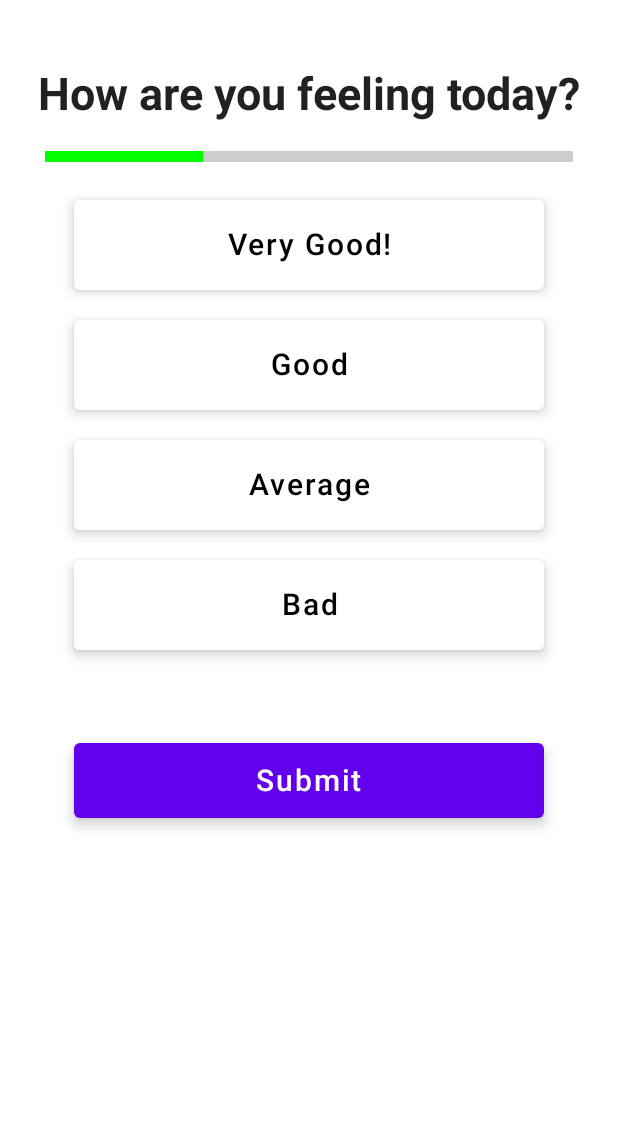
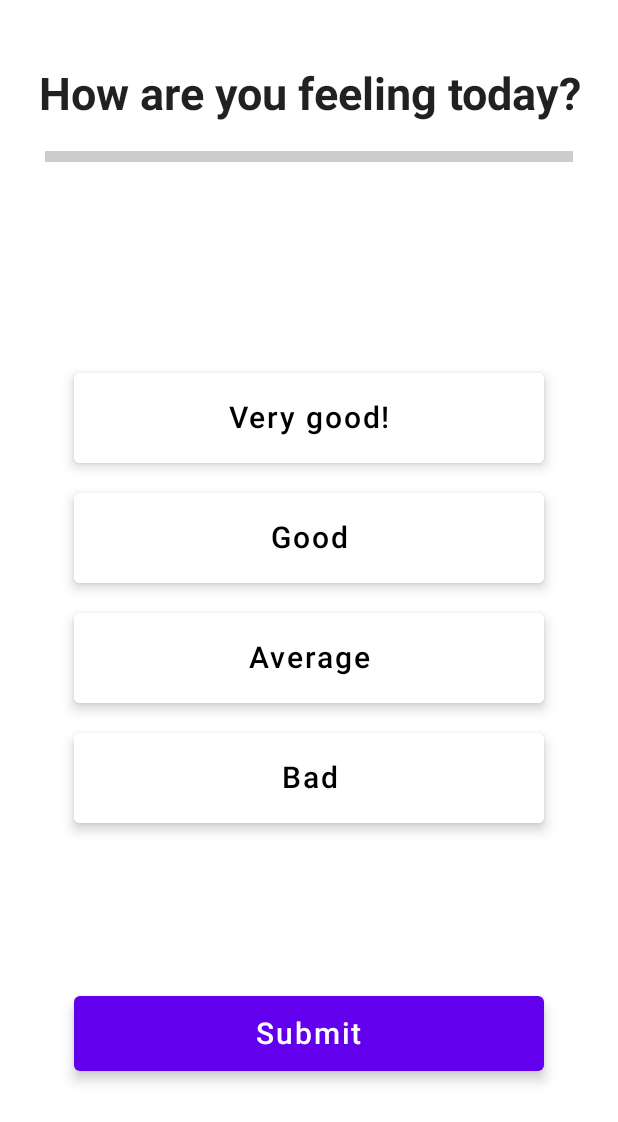
Before and after one commit to KrzysztofKarpala/CrewVitalApp, an Android app built with Jetpack Compose: the screen it shows after launch (MainActivity), after a tap on "Start", on a phone screen of 412 x 824 dp. Shown: the top 1122 px of the screen. Run offline under Robolectric (Android 15) with nearby library versions, the phone set to English and light mode, and no system bars.

Commit message:
Question and answer change

```diff
--- a/app/src/main/java/com/pl/agh/kkarpala/crewvitalapp/composables/QuestionPage.kt
+++ b/app/src/main/java/com/pl/agh/kkarpala/crewvitalapp/composables/QuestionPage.kt
@@ -26,26 +26,41 @@ fun QuestionPage(navController: NavController, questionId: Int){
     Surface() {
         Column(
             modifier = Modifier
+            .fillMaxSize(),
+            horizontalAlignment = Alignment.CenterHorizontally,
+            verticalArrangement = Arrangement.Top
+        ) {
+            Text("${currentQuestion.question}", fontSize = 30.sp, fontWeight = FontWeight.Bold, modifier = Modifier.padding(top = 45.dp, bottom = 20.dp), textAlign = TextAlign.Center)
+            CustomLinearProgressBar(questionId-1)
+        }
+        Column(
+            modifier = Modifier
                 .fillMaxSize(),
-            horizontalAlignment = Alignment.CenterHorizontally
+            horizontalAlignment = Alignment.CenterHorizontally,
+            verticalArrangement = Arrangement.Center
         ){
-            Text("${currentQuestion.question}", fontSize = 30.sp, fontWeight = FontWeight.Bold, modifier = Modifier.padding(top = 45.dp, bottom = 20.dp))
-            CustomLinearProgressBar()
-            Answers()
+            Answers(currentQuestion.answers)
             Spacer(modifier = Modifier.padding(3.dp))
+        }
+        Column(
+            modifier = Modifier
+                .fillMaxSize(),
+            horizontalAlignment = Alignment.CenterHorizontally,
+            verticalArrangement = Arrangement.Bottom
+        ) {
             if(questionId == questionList.size){
                 SubmitBtn(navController = navController, Screen.OpenQuestionPage.withArgs(1))
             }
             else{
                 SubmitBtn(navController = navController, Screen.QuestionPage.withArgs(questionId + 1))
-
             }
+            Spacer(modifier = Modifier.padding(50.dp))
         }
     }
 }
 
 @Composable
-private fun CustomLinearProgressBar(){
+private fun CustomLinearProgressBar(progress: Int){
     Column(modifier = Modifier.fillMaxWidth()) {
         LinearProgressIndicator(
             modifier = Modifier
@@ -54,13 +69,13 @@ private fun CustomLinearProgressBar(){
                 .padding(start = 30.dp, end = 30.dp),
             backgroundColor = Color.LightGray,
             color = Color.Green,
-            progress = 0.3f
+            progress = progress/8f
         )
     }
 }
 
 @Composable
-private fun Answers(answers: List<String> = listOf("Very Good!", "Good", "Average", "Bad")){
+private fun Answers(answers: List<String>){
 
     var selectedOption by remember { mutableStateOf("")}
     val onSelectionChange = { text : String -> selectedOption = text}
--- a/app/src/main/java/com/pl/agh/kkarpala/crewvitalapp/data/Constants.kt
+++ b/app/src/main/java/com/pl/agh/kkarpala/crewvitalapp/data/Constants.kt
@@ -10,37 +10,37 @@ object Constants {
         val question1 = Question(
             1,
             "How are you feeling today?",
-            "Very good!",
+            listOf("Very good!",
             "Good",
             "Average",
-            "Bad"
+            "Bad")
         )
         questionsList.add(question1)
         val question2 = Question(
             2,
             "What is your favourite number?",
-            "1",
-            "3",
-            "7",
-            "9"
+            listOf("1",
+                "3",
+                "7",
+                "9")
         )
         questionsList.add(question2)
         val question3 = Question(
             3,
             "What is the weather today?",
-            "Sunny",
-            "Rainy",
-            "Foggy",
-            "Cloudy"
+            listOf("Cloudy",
+                "Foggy",
+                "Rainy",
+                "Sunny")
         )
         questionsList.add(question3)
         val question4 = Question(
             4,
             "What is your favourite color?",
-            "Blue",
-            "Green",
-            "Red",
-            "Yellow"
+            listOf("Blue",
+                "Green",
+                "Red",
+                "Yellow")
         )
         questionsList.add(question4)
         return questionsList
--- a/app/src/main/java/com/pl/agh/kkarpala/crewvitalapp/data/OpenConstants.kt
+++ b/app/src/main/java/com/pl/agh/kkarpala/crewvitalapp/data/OpenConstants.kt
@@ -19,12 +19,12 @@ object OpenConstants {
         questionsList.add(question2)
         val question3 = OpenQuestion(
             3,
-            "What is your pulse"
+            "What is your pulse?"
         )
         questionsList.add(question3)
         val question4 = OpenQuestion(
             4,
-            "How much do you weight"
+            "How much do you weight?"
         )
         questionsList.add(question4)
         return questionsList
--- a/app/src/main/java/com/pl/agh/kkarpala/crewvitalapp/data/models/Question.kt
+++ b/app/src/main/java/com/pl/agh/kkarpala/crewvitalapp/data/models/Question.kt
@@ -3,8 +3,5 @@ package com.pl.agh.kkarpala.crewvitalapp.data.models
 data class Question (
     val id: Int,
     val question: String,
-    val optionOne: String,
-    val optionTwo: String,
-    val optionThree: String,
-    val optionFour: String
+    val answers: List<String>
 )
```
Also changed, not shown: app/src/main/java/com/pl/agh/kkarpala/crewvitalapp/composables/OpenQuestionPage.kt (+31 -6 lines).
